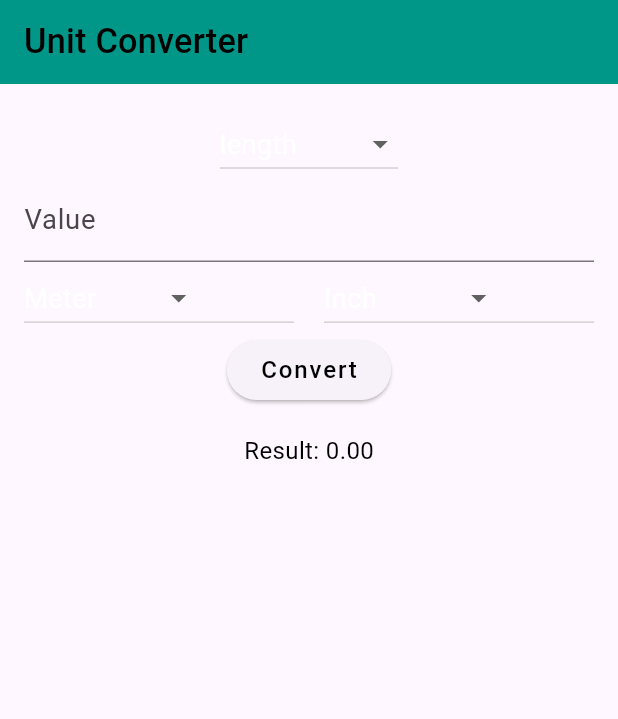
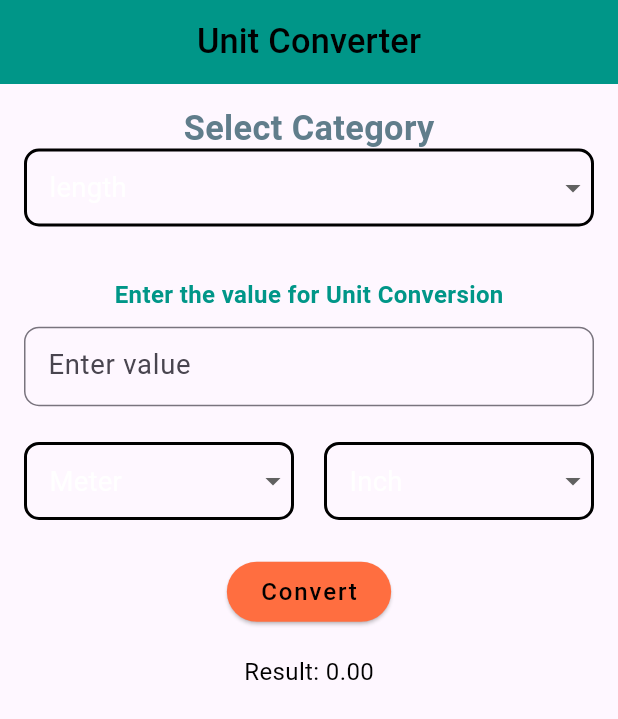
Before and after one commit to Gulshid/Unit-Converter-App, a Flutter app: the screen it shows after launch, on a phone screen of 412 x 824 dp. Shown: the top 719 px of the screen. Run offline on Flutter 3.47's test engine with Material 3 defaults, Android fonts, the phone set to English and light mode, and no system bars; our stand-ins replace flutter_screenutil, google_fonts.

Commit message:
add some thing

```diff
--- a/unit_converter/lib/Views_/Home_view.dart
+++ b/unit_converter/lib/Views_/Home_view.dart
@@ -1,4 +1,6 @@
 import 'package:flutter/material.dart';
+import 'package:flutter_screenutil/flutter_screenutil.dart';
+import 'package:google_fonts/google_fonts.dart';
 import 'package:provider/provider.dart';
 import 'package:unit_converter/Model_/unitCategory.dart';
 import 'package:unit_converter/ViewModel/UnitProvider.dart';
@@ -16,37 +18,94 @@ class _HomeViewState extends State<HomeView> {
   Widget build(BuildContext context) {
     final viewModel = Provider.of<Unitprovider>(context);
     return  Scaffold(
-      appBar: AppBar(title: Text("Unit Converter", style: TextStyle(color: Colors.black),),),
-      body: Padding(
+      appBar: AppBar(title: Text("Unit Converter", style: TextStyle(color: Colors.black),), centerTitle: true,),
+      body: CustomScrollView(
+        slivers: [
+
+
+          SliverToBoxAdapter(
+            child: Padding(
             padding: const EdgeInsets.all(16.0),
             child: Column(
               children: [
-            DropdownButton<Unitcategory>(
+                Text('Select Category', style: GoogleFonts.aBeeZee(color: Colors.blueGrey, fontSize: 20.sp, fontWeight: FontWeight.bold)),
+                Row(
+                  children: [
+                    Expanded(
+                      child: Container(
+                          decoration: BoxDecoration(
+                            border: Border.all(color: Colors.black, width: 2),
+                            borderRadius: BorderRadius.circular(10),
+                          ),
+                          child: DropdownButton<Unitcategory>(
                           value: viewModel.selectedCategory,
+                          isExpanded: true,
+                          underline: SizedBox(),
                           items: viewModel.categories
                               .map((cat) => DropdownMenuItem(
                                     value: cat,
+                                    child: Padding(
+                                      padding: const EdgeInsets.symmetric(horizontal: 15),
                                       child: Text(cat.name),
+                                    ),
                                   ))
                               .toList(),
                           onChanged: (cat) {
                             viewModel.ChangeCategory(cat!);
                           },
                         ),
+                      ),
+                    ),
+                  ],
+                ),
+
+                SizedBox(height: 30.h,),
+
+                Text('Enter the value for Unit Conversion', style: GoogleFonts.aBeeZee(color: Colors.teal, fontWeight: FontWeight.bold)),
+                SizedBox(height: 10.h,),
                 TextField(
+                  style: TextStyle(color: Colors.black),
                   controller: _valueController,
                   keyboardType: TextInputType.number,
-              decoration: InputDecoration(labelText: "Value"),
+                  decoration: InputDecoration(
+                    labelText: "Enter value",
+                    border:OutlineInputBorder(
+                      borderRadius: BorderRadius.circular(10),
+                      borderSide: BorderSide(color: Colors.black, width: 2),
                     ),
+
+                    disabledBorder: OutlineInputBorder(
+                      borderRadius: BorderRadius.circular(10),
+                      borderSide: BorderSide(color: Colors.black, width: 2),
+                    ),
+
+                    focusedBorder: OutlineInputBorder(
+                      borderRadius: BorderRadius.circular(10),
+                      borderSide: BorderSide(color: Colors.black, width: 2),
+                    ),
+                  ),
+                ),
+
+                SizedBox(height: 20.h,),
                 Row(
                   children: [
                     Expanded(
+                      child: Container(
+                        decoration: BoxDecoration(
+                          border: Border.all(color: Colors.black, width: 2),
+                          borderRadius: BorderRadius.circular(10),
+                        ),
                         child: DropdownButton<String>(
                           value: viewModel.fromUnit,
+                          isExpanded: true,
+                          underline: SizedBox(),
                           items: viewModel.selectedCategory.units.keys
                               .map((unit) => DropdownMenuItem(
                                     value: unit,
+                                    child: Padding(
+                                      padding: const EdgeInsets.symmetric(horizontal: 15.0),
                                       child: Text(unit),
+                                    ),
                                   ))
                               .toList(),
                           onChanged: (val) {
@@ -56,14 +115,25 @@ class _HomeViewState extends State<HomeView> {
                           },
                         ),
                       ),
+                    ),
                     SizedBox(width: 20),
                     Expanded(
+                      child: Container(
+                        decoration: BoxDecoration(
+                          border: Border.all(color: Colors.black, width: 2),
+                          borderRadius: BorderRadius.circular(10),
+                        ),
                         child: DropdownButton<String>(
                           value: viewModel.ToUnit,
+                          isExpanded: true,
+                          underline: SizedBox(),
                           items: viewModel.selectedCategory.units.keys
                               .map((unit) => DropdownMenuItem(
                                     value: unit,
+                                    child: Padding(
+                                      padding: const EdgeInsets.symmetric(horizontal: 15.0),
                                       child: Text(unit),
+                                    ),
                                   ))
                               .toList(),
                           onChanged: (val) {
@@ -72,9 +142,15 @@ class _HomeViewState extends State<HomeView> {
                           },
                         ),
                       ),
+                    ),
                   ],
                 ),
+
+                SizedBox(height: 20.h,),
                 ElevatedButton(
+                  style: ElevatedButton.styleFrom(
+                    backgroundColor: Colors.deepOrangeAccent,
+                  ),
                   onPressed: () {
                     double value = double.tryParse(_valueController.text) ?? 0;
                     viewModel.Convert(value);
@@ -86,6 +162,10 @@ class _HomeViewState extends State<HomeView> {
               ],
             ),
                     ),
+          ),
+        ],
+
+      ),
     );
   }
 }
```
Lines whose indentation alone changed are shown as unchanged.
